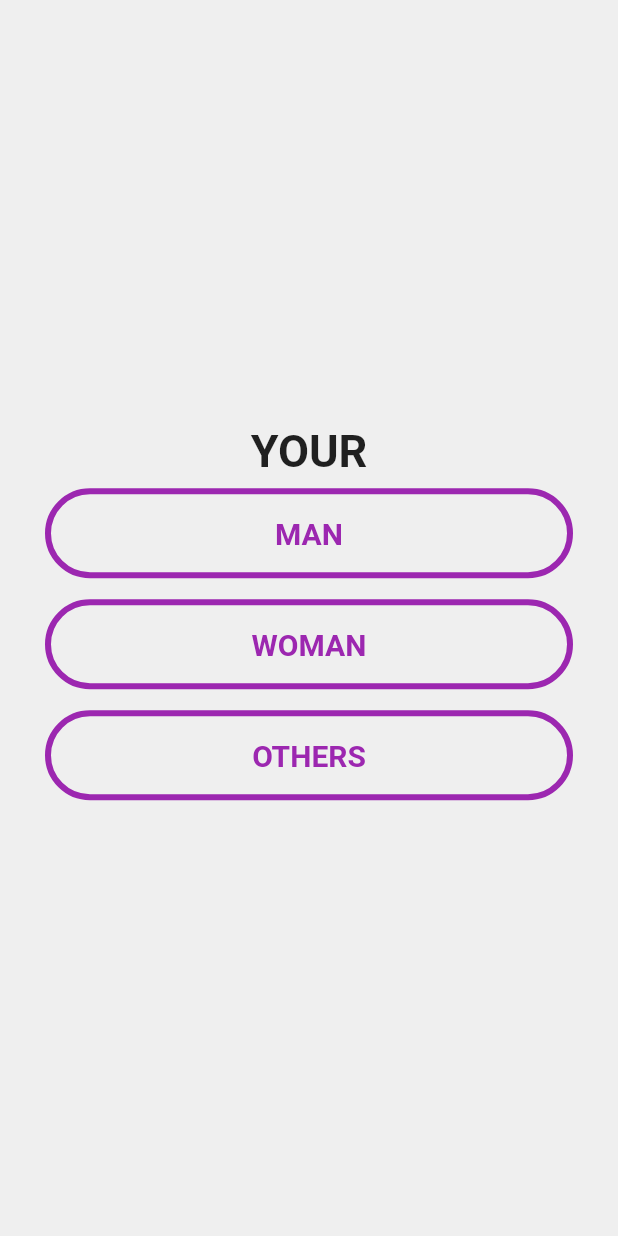
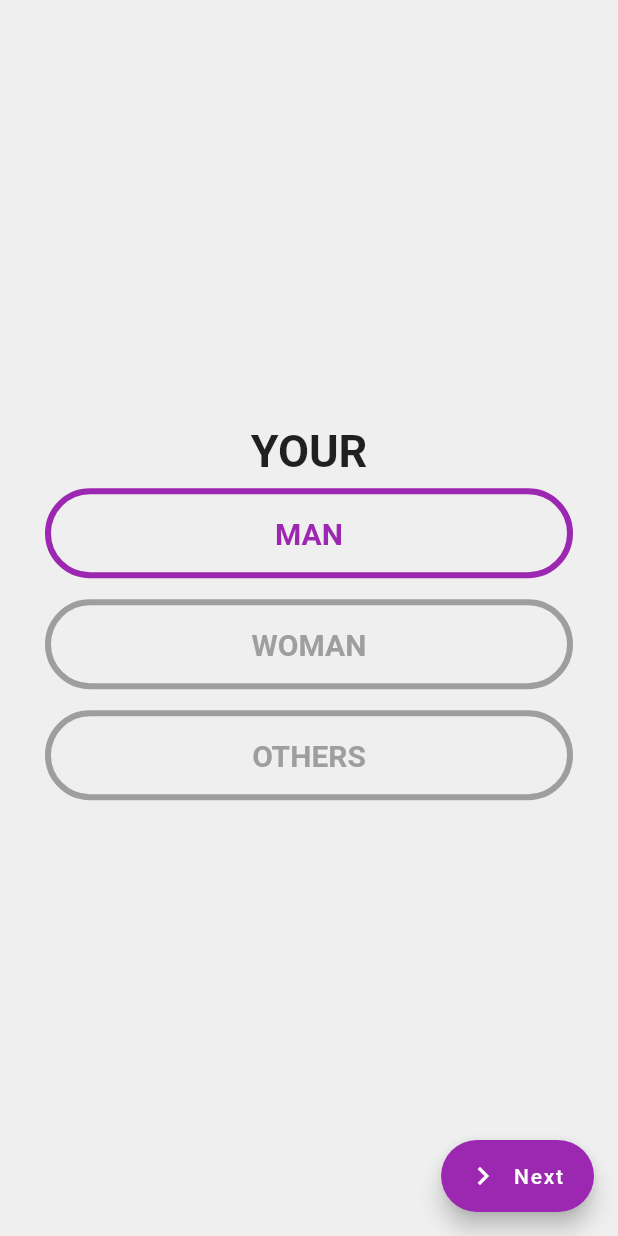
Before and after one commit to manosanjay-g/socod, a Flutter app: the Gender screen opened directly, after a tap on "MAN", on a phone screen of 412 x 824 dp. Run offline on Flutter 3.47's test engine with Material 2 defaults, Android fonts, the light colour scheme and no system bars.

Commit message:
working on orietnation

```diff
--- a/client/socod/lib/auths/indentification/gender.dart
+++ b/client/socod/lib/auths/indentification/gender.dart
@@ -1,7 +1,8 @@
 import 'package:flutter/material.dart';
+import 'package:socod/auths/indentification/sexuality.dart';
+import 'package:socod/consts/nextbtn.dart';
 
 import '../../consts/containerconsts.dart';
-
 
 class Gender extends StatefulWidget {
   const Gender({Key? key}) : super(key: key);
@@ -11,10 +12,13 @@ class Gender extends StatefulWidget {
 }
 
 class _GenderState extends State<Gender> {
-  bool isSelected = false;
+  bool isMaleSelected = false;
+  bool isFemaleSelected = false;
+  bool isOthersSelected = false;
   @override
   Widget build(BuildContext context) {
     return Scaffold(
+      floatingActionButton: nextbtn(context, MaterialPageRoute(builder: (context)=>Sexuality())),
       body: Container(
         height: MediaQuery.of(context).size.height,
         width: MediaQuery.of(context).size.width,
@@ -23,33 +27,39 @@ class _GenderState extends State<Gender> {
           mainAxisAlignment: MainAxisAlignment.center,
           crossAxisAlignment: CrossAxisAlignment.center,
           children: [
-            Text("YOUR", style: TextStyle(
-              fontWeight: FontWeight.bold,fontSize:30),),
-
-            GestureDetector(
-              onTap: (){
-                setState(() {
-                  isSelected = !isSelected;
-                });
-              },
-              child: genderIndentification(context, isSelected, "MAN")
+            Text(
+              "YOUR",
+              style: TextStyle(fontWeight: FontWeight.bold, fontSize: 30),
             ),
             GestureDetector(
-                onTap: (){
+                onTap: () {
                   setState(() {
-                    isSelected = !isSelected;
+                    isMaleSelected = !isMaleSelected;
+                    isFemaleSelected = false;
+                    isOthersSelected = false;
                   });
                 },
-                child: genderIndentification(context, isSelected, "WOMAN")
-            ),
+                child: genderIndentification(context, isMaleSelected, "MAN")),
             GestureDetector(
-                onTap: (){
+                onTap: () {
                   setState(() {
-                    isSelected = !isSelected;
+                    isMaleSelected = false;
+                    isFemaleSelected = !isFemaleSelected;
+                    isOthersSelected = false;
                   });
                 },
-                child: genderIndentification(context, isSelected, "OTHERS")
-            ),
+                child:
+                    genderIndentification(context, isFemaleSelected, "WOMAN")),
+            GestureDetector(
+                onTap: () {
+                  setState(() {
+                    isMaleSelected = false;
+                    isFemaleSelected = false;
+                    isOthersSelected = !isOthersSelected;
+                  });
+                },
+                child:
+                    genderIndentification(context, isOthersSelected, "OTHERS")),
           ],
         ),
       ),
```
Also changed, not shown: client/socod/lib/auths/indentification/sexuality.dart (added, +15 -0 lines).
